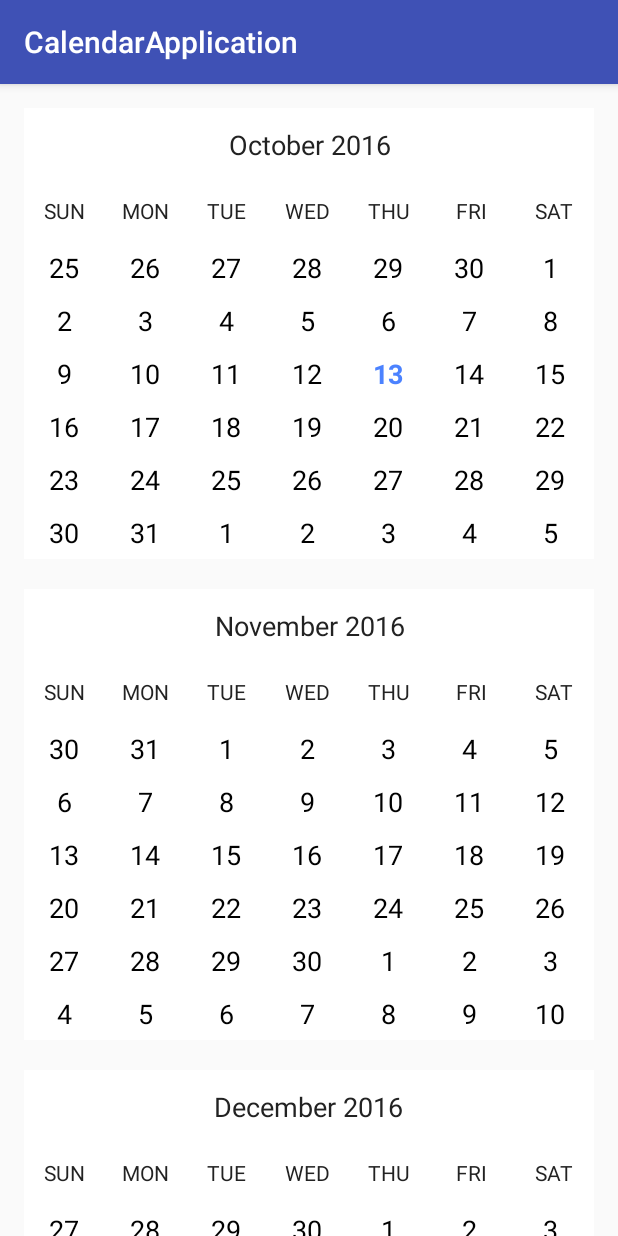
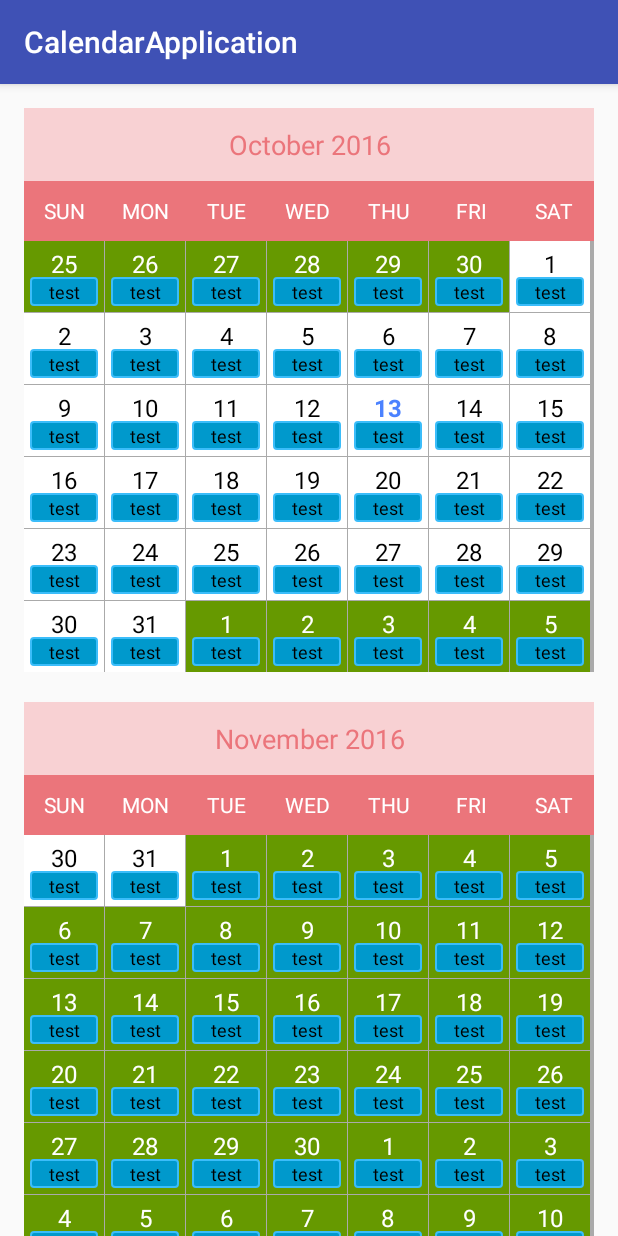
Before and after one commit to reach2nasrudeen/CalendarApplication, an Android app: the screen it shows after launch (MainActivity), on a phone screen of 412 x 824 dp. Run offline under Robolectric (Android 15) with nearby library versions, the phone set to English and light mode, and no system bars.

Commit message:
Price Calendar Style Initially Added

```diff
--- a/CalendarApplication/app/src/main/java/com/app/calendarapplication/CalendarAdapter.java
+++ b/CalendarApplication/app/src/main/java/com/app/calendarapplication/CalendarAdapter.java
@@ -45,9 +45,11 @@ public class CalendarAdapter extends ArrayAdapter<Date> {
         // inflate item if it does not exist yet
         if (view == null)
             view = inflater.inflate(R.layout.control_calendar_day, parent, false);
-
+        TextView textDay = (TextView) view.findViewById(R.id.day_view);
+        TextView textPrice = (TextView) view.findViewById(R.id.textPrice);
         // if this day has an event, specify event image
         view.setBackgroundResource(0);
+        view.setBackgroundColor(ContextCompat.getColor(getContext(),android.R.color.white));
         if (eventDays != null)
         {
             for (Date eventDate : eventDays)
@@ -64,23 +66,25 @@ public class CalendarAdapter extends ArrayAdapter<Date> {
         }
 
         // clear styling
-        ((TextView)view).setTypeface(null, Typeface.NORMAL);
-        ((TextView)view).setTextColor(Color.BLACK);
+        textDay.setTypeface(null, Typeface.NORMAL);
+        textDay.setTextColor(Color.BLACK);
 
         if (month != today.getMonth() || year != today.getYear())
         {
+            view.setBackgroundColor(ContextCompat.getColor(getContext(),android.R.color.holo_green_dark));
+            textDay.setTextColor(ContextCompat.getColor(getContext(),android.R.color.white));
             // if this day is outside current month, grey it out
 //            ((TextView)view).setTextColor(ContextCompat.getColor(getContext(),R.color.greyed_out));
         }
         else if (day == today.getDate())
         {
             // if it is today, set it to blue/bold
-            ((TextView)view).setTypeface(null, Typeface.BOLD);
-            ((TextView)view).setTextColor(ContextCompat.getColor(getContext(),R.color.today));
+            textDay.setTypeface(null, Typeface.BOLD);
+            textDay.setTextColor(ContextCompat.getColor(getContext(),R.color.today));
         }
 
         // set text
-        ((TextView)view).setText(String.valueOf(date.getDate()));
+        textDay.setText(String.valueOf(date.getDate()));
 
         return view;
     }
--- /dev/null
+++ b/CalendarApplication/app/src/main/res/drawable/rounded_border.xml
@@ -0,0 +1,12 @@
+<selector xmlns:android="http://schemas.android.com/apk/res/android">
+    <item>
+        <shape android:shape="rectangle">
+            <solid android:color="@android:color/holo_blue_dark"/>
+            <corners android:radius="2dp" />
+            <stroke
+                android:width="1dp"
+                android:color="#3bbdfa"
+                />
+        </shape>
+    </item>
+</selector>
--- a/CalendarApplication/app/src/main/res/layout/control_calendar.xml
+++ b/CalendarApplication/app/src/main/res/layout/control_calendar.xml
@@ -8,6 +8,7 @@
 
 	<!-- date toolbar -->
 	<RelativeLayout
+		android:background="@color/bgPriceCalTitleColor"
 		android:layout_width="match_parent"
 		android:layout_height="wrap_content"
 		android:paddingTop="12dp"
@@ -18,19 +19,21 @@
 
 		<!-- date title -->
 		<TextView
+
 			android:id="@+id/calendar_date_display"
 			android:layout_width="wrap_content"
 			android:layout_height="wrap_content"
 			android:layout_centerHorizontal="true"
 			android:gravity="center"
 			android:textAppearance="@android:style/TextAppearance.Medium"
-			android:textColor="#222222"
+			android:textColor="@color/textPriceCalTitleColor"
 			android:text="current date"/>
 
 	</RelativeLayout>
 
 	<!-- days header -->
 	<LinearLayout
+		android:background="@color/textPriceCalTitleColor"
 		android:id="@+id/calendar_header"
 		android:layout_width="match_parent"
 		android:layout_height="40dp"
@@ -42,7 +45,7 @@
 			android:layout_height="wrap_content"
 			android:layout_weight="1"
 			android:gravity="center_horizontal"
-			android:textColor="#222222"
+			android:textColor="@android:color/white"
 			android:text="SUN"/>
 
 		<TextView
@@ -50,7 +53,7 @@
 			android:layout_height="wrap_content"
 			android:layout_weight="1"
 			android:gravity="center_horizontal"
-			android:textColor="#222222"
+			android:textColor="@android:color/white"
 			android:text="MON"/>
 
 		<TextView
@@ -58,7 +61,7 @@
 			android:layout_height="wrap_content"
 			android:layout_weight="1"
 			android:gravity="center_horizontal"
-			android:textColor="#222222"
+			android:textColor="@android:color/white"
 			android:text="TUE"/>
 
 		<TextView
@@ -66,7 +69,7 @@
 			android:layout_height="wrap_content"
 			android:layout_weight="1"
 			android:gravity="center_horizontal"
-			android:textColor="#222222"
+			android:textColor="@android:color/white"
 			android:text="WED"/>
 
 		<TextView
@@ -74,7 +77,7 @@
 			android:layout_height="wrap_content"
 			android:layout_weight="1"
 			android:gravity="center_horizontal"
-			android:textColor="#222222"
+			android:textColor="@android:color/white"
 			android:text="THU"/>
 
 		<TextView
@@ -82,7 +85,7 @@
 			android:layout_height="wrap_content"
 			android:layout_weight="1"
 			android:gravity="center_horizontal"
-			android:textColor="#222222"
+			android:textColor="@android:color/white"
 			android:text="FRI"/>
 
 		<TextView
@@ -90,14 +93,17 @@
 			android:layout_height="wrap_content"
 			android:layout_weight="1"
 			android:gravity="center_horizontal"
-			android:textColor="#222222"
+			android:textColor="@android:color/white"
 			android:text="SAT"/>
 	</LinearLayout>
 
 	<!-- days view -->
 	<com.app.calendarapplication.NonScrollableGridView
+		android:background="@android:color/darker_gray"
 		android:id="@+id/calendar_grid"
 		android:layout_width="match_parent"
 		android:layout_height="match_parent"
+		android:horizontalSpacing="1dp"
+		android:verticalSpacing="1dp"
 		android:numColumns="7"/>
 </LinearLayout>
--- a/CalendarApplication/app/src/main/res/layout/control_calendar_day.xml
+++ b/CalendarApplication/app/src/main/res/layout/control_calendar_day.xml
@@ -1,11 +1,32 @@
 <?xml version="1.0" encoding="utf-8"?>
-<TextView
-	xmlns:android="http://schemas.android.com/apk/res/android"
+<LinearLayout xmlns:android="http://schemas.android.com/apk/res/android"
 	android:layout_width="match_parent"
 	android:layout_height="match_parent"
-	android:minHeight="35dp"
-	android:gravity="center"
-	android:textAppearance="@android:style/TextAppearance.Medium"
-	android:textAlignment="center"
-	android:text="00"
-	android:background="@mipmap/ic_launcher"/>
+	android:padding="4dp"
+	android:background="@android:color/white"
+	android:orientation="vertical">
+	<TextView
+		xmlns:android="http://schemas.android.com/apk/res/android"
+		android:minHeight="35dp"
+		android:gravity="center"
+		android:textAppearance="@android:style/TextAppearance.Medium"
+		android:textAlignment="center"
+		android:text="00"
+		android:paddingBottom="2dp"
+		android:textSize="16sp"
+		android:id="@+id/day_view"
+		android:layout_width="match_parent"
+		android:layout_height="20dp"
+		/>
+	<TextView
+		android:id="@+id/textPrice"
+		android:text="test"
+		android:paddingTop="1dp"
+		android:paddingBottom="1dp"
+		android:textSize="12sp"
+		android:gravity="center"
+		android:background="@drawable/rounded_border"
+		android:textColor="@android:color/black"
+		android:layout_width="match_parent"
+		android:layout_height="wrap_content" />
+</LinearLayout>
--- a/CalendarApplication/app/src/main/res/values/colors.xml
+++ b/CalendarApplication/app/src/main/res/values/colors.xml
@@ -5,4 +5,7 @@
     <color name="colorAccent">#FF4081</color>
     <color name="today">#4b82ff</color>
     <color name="greyed_out">#c7c7c7</color>
+
+    <color name="bgPriceCalTitleColor">#f8d1d3</color>
+    <color name="textPriceCalTitleColor">#eb757b</color>
 </resources>
```
